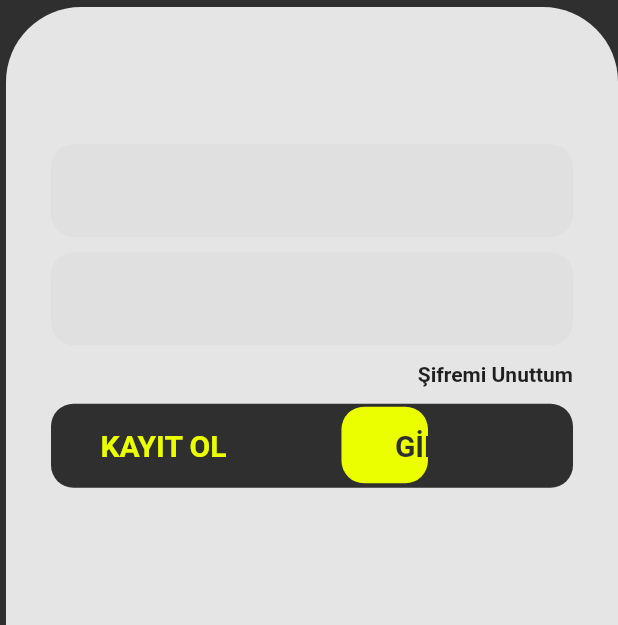
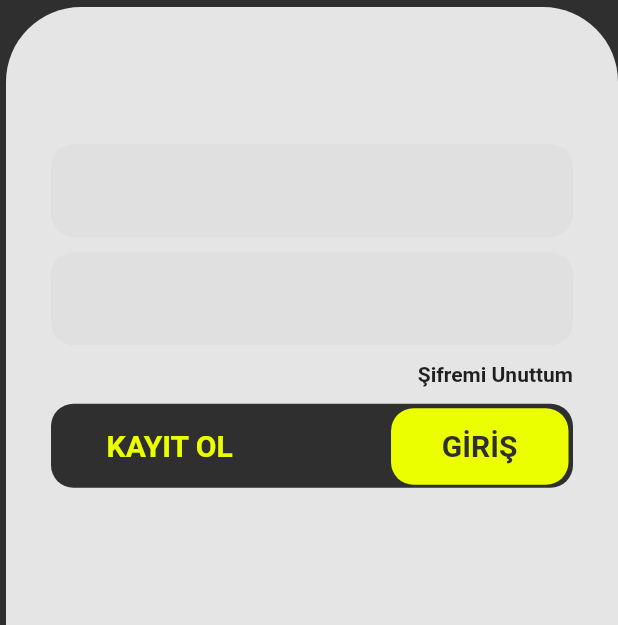
Before and after one commit to BinLucky/gelde_al_workspace, a Flutter app: the screen it shows after launch, on a phone screen of 412 x 824 dp, the part 611-1236 px from its top. Run offline on Flutter 3.47's test engine with Material 2 defaults, Android fonts, the phone set to English and light mode, and no system bars; our stand-ins replace bloc, flutter_svg, google_fonts.

Commit message:
View Optim.

```diff
--- a/lib/main.dart
+++ b/lib/main.dart
@@ -77,10 +77,15 @@ class loginBodyState extends State<loginBody>
   @override
   Widget build(BuildContext context) {
     //####### DEVICE SCREEN SIZES #######//
-    double deviceHeight = MediaQuery.of(context).size.height;
-    double deviceWidth = MediaQuery.of(context).size.width;
+    double deviceHeight = MediaQuery.of(context).size.height.ceilToDouble();
+    double deviceWidth = MediaQuery.of(context).size.width.ceilToDouble();
+    double defaultPaddingSize = deviceWidth * 0.35;
 
-    debugPrint(deviceWidth.toString());
+    debugPrint("##########" +
+        deviceWidth.toString() +
+        "##########" +
+        "BAR WIDTH" +
+        (deviceWidth * 0.86).toString());
 
     return SafeArea(
       child: Padding(
@@ -187,32 +192,44 @@ class loginBodyState extends State<loginBody>
                             borderRadius: BorderRadius.circular(15),
                             color: kthemeBlack),
                       ),
-                      Positioned(
-                          top: 2,
-                          left: deviceWidth * 0.47,
-                          child: Container(
-                            width: deviceWidth * 0.14,
-                            height: 51,
-                            decoration: BoxDecoration(
-                                color: kthemeYellow,
-                                borderRadius: BorderRadius.circular(15)),
-                          )),
-                      SizedBox(
+                      Container(
+                          color: Colors.transparent,
+                          height: 56,
+                          width: deviceWidth * 0.86,
+                          child: Row(
+                              mainAxisAlignment: MainAxisAlignment.end,
+                              children: [
+                                Padding(
+                                  padding: EdgeInsets.fromLTRB(3, 2, 3, 1),
+                                  child: Container(
+                                    width: (deviceWidth - 64) * 0.34,
+                                    height: 51,
+                                    decoration: BoxDecoration(
+                                        color: kthemeYellow,
+                                        borderRadius:
+                                            BorderRadius.circular(15)),
+                                  ),
+                                )
+                              ])),
+                      Container(
+                        color: Colors.transparent,
                         height: 56,
-                        width: deviceWidth * 0.8,
+                        width: deviceWidth * 0.86,
                         child: Row(
                           mainAxisAlignment: MainAxisAlignment.spaceBetween,
-                          children: const [
+                          children: [
                             Padding(
-                                padding: EdgeInsets.only(left: 33),
-                                child: Text("KAYIT OL",
+                                padding:
+                                    EdgeInsets.only(left: deviceWidth * 0.09),
+                                child: const Text("KAYIT OL",
                                     style: TextStyle(
                                         color: kthemeYellow,
                                         fontWeight: FontWeight.bold,
                                         fontSize: 20))),
                             Padding(
-                              padding: EdgeInsets.only(right: 50),
-                              child: Text("GİRİŞ",
+                              padding:
+                                  EdgeInsets.only(right: deviceWidth * 0.09),
+                              child: const Text("GİRİŞ",
                                   style: TextStyle(
                                       color: kthemeBlack,
                                       fontWeight: FontWeight.bold,
@@ -221,7 +238,7 @@ class loginBodyState extends State<loginBody>
                           ],
                         ),
                       )
-                    ])
+                    ]),
                   ],
                 ),
               ),
@@ -230,6 +247,5 @@ class loginBodyState extends State<loginBody>
         )),
       ),
     );
-    ;
   }
 }
```
